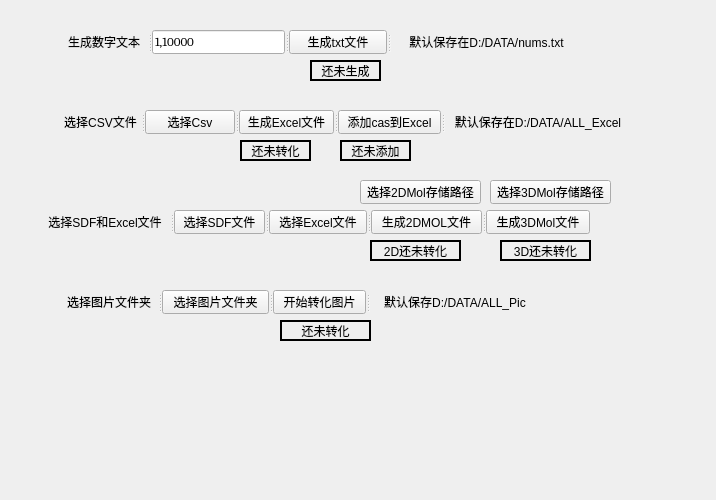
The window that pubchemui.ui (codeking01/Pubchem_Task) describes before a commit, drawn with Qt 5.
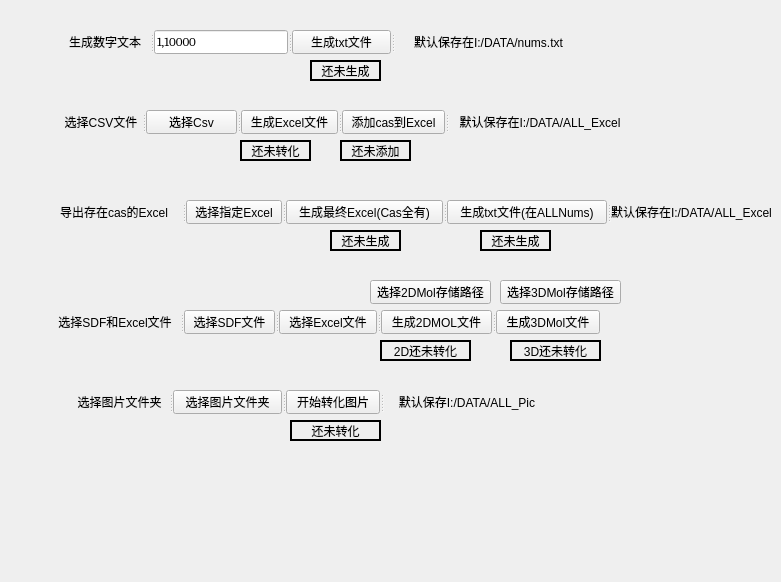
The same window after the commit. Icons and pictures are not drawn.

Diff of the .ui file:
```diff
--- a/pubchemui.ui
+++ b/pubchemui.ui
@@ -6,8 +6,8 @@
    <rect>
     <x>0</x>
     <y>0</y>
-    <width>716</width>
-    <height>500</height>
+    <width>781</width>
+    <height>582</height>
    </rect>
   </property>
   <property name="cursor">
@@ -22,6 +22,11 @@
   <property name="layoutDirection">
    <enum>Qt::LeftToRight</enum>
   </property>
+  <property name="styleSheet">
+   <string notr="true">QWidget#centralwidget{
+border-image: url(&quot;./img/a.jpg&quot;);
+}</string>
+  </property>
   <widget class="QLabel" name="ConvertState">
    <property name="enabled">
     <bool>true</bool>
@@ -53,8 +58,8 @@
   <widget class="QLabel" name="Convert2DState">
    <property name="geometry">
     <rect>
-     <x>370</x>
-     <y>240</y>
+     <x>380</x>
+     <y>340</y>
      <width>91</width>
      <height>21</height>
     </rect>
@@ -81,8 +86,8 @@
   <widget class="QLabel" name="Convert3DState">
    <property name="geometry">
     <rect>
-     <x>500</x>
-     <y>240</y>
+     <x>510</x>
+     <y>340</y>
      <width>91</width>
      <height>21</height>
     </rect>
@@ -137,8 +142,8 @@
   <widget class="QPushButton" name="Save2DMolButton">
    <property name="geometry">
     <rect>
-     <x>360</x>
-     <y>180</y>
+     <x>370</x>
+     <y>280</y>
      <width>121</width>
      <height>24</height>
     </rect>
@@ -150,8 +155,8 @@
   <widget class="QPushButton" name="Save3DMolButton">
    <property name="geometry">
     <rect>
-     <x>490</x>
-     <y>180</y>
+     <x>500</x>
+     <y>280</y>
      <width>121</width>
      <height>24</height>
     </rect>
@@ -163,8 +168,8 @@
   <widget class="QLabel" name="ConvertPicState">
    <property name="geometry">
     <rect>
-     <x>280</x>
-     <y>320</y>
+     <x>290</x>
+     <y>420</y>
      <width>91</width>
      <height>21</height>
     </rect>
@@ -248,7 +253,7 @@
    </widget>
    <widget class="QLabel" name="label_2">
     <property name="text">
-     <string>默认保存在D:/DATA/ALL_Excel</string>
+     <string>默认保存在I:/DATA/ALL_Excel</string>
     </property>
     <property name="alignment">
      <set>Qt::AlignCenter</set>
@@ -258,8 +263,8 @@
   <widget class="QSplitter" name="splitter_2">
    <property name="geometry">
     <rect>
-     <x>40</x>
-     <y>210</y>
+     <x>50</x>
+     <y>310</y>
      <width>550</width>
      <height>24</height>
     </rect>
@@ -322,8 +327,8 @@
   <widget class="QSplitter" name="splitter_4">
    <property name="geometry">
     <rect>
-     <x>60</x>
-     <y>290</y>
+     <x>70</x>
+     <y>390</y>
      <width>480</width>
      <height>24</height>
     </rect>
@@ -356,7 +361,7 @@
    </widget>
    <widget class="QLabel" name="label_5">
     <property name="text">
-     <string>默认保存D:/DATA/ALL_Pic</string>
+     <string>默认保存I:/DATA/ALL_Pic</string>
     </property>
     <property name="alignment">
      <set>Qt::AlignCenter</set>
@@ -438,13 +443,107 @@
    </widget>
    <widget class="QLabel" name="label_7">
     <property name="text">
-     <string>默认保存在D:/DATA/nums.txt</string>
+     <string>默认保存在I:/DATA/nums.txt</string>
     </property>
     <property name="alignment">
      <set>Qt::AlignCenter</set>
     </property>
    </widget>
   </widget>
+  <widget class="QLabel" name="GenFinalExcelState">
+   <property name="enabled">
+    <bool>true</bool>
+   </property>
+   <property name="geometry">
+    <rect>
+     <x>330</x>
+     <y>230</y>
+     <width>71</width>
+     <height>21</height>
+    </rect>
+   </property>
+   <property name="cursor">
+    <cursorShape>ForbiddenCursor</cursorShape>
+   </property>
+   <property name="frameShape">
+    <enum>QFrame::WinPanel</enum>
+   </property>
+   <property name="frameShadow">
+    <enum>QFrame::Plain</enum>
+   </property>
+   <property name="text">
+    <string>还未生成</string>
+   </property>
+   <property name="alignment">
+    <set>Qt::AlignCenter</set>
+   </property>
+  </widget>
+  <widget class="QLabel" name="GenFinalTxtState">
+   <property name="enabled">
+    <bool>true</bool>
+   </property>
+   <property name="geometry">
+    <rect>
+     <x>480</x>
+     <y>230</y>
+     <width>71</width>
+     <height>21</height>
+    </rect>
+   </property>
+   <property name="cursor">
+    <cursorShape>ForbiddenCursor</cursorShape>
+   </property>
+   <property name="frameShape">
+    <enum>QFrame::WinPanel</enum>
+   </property>
+   <property name="frameShadow">
+    <enum>QFrame::Plain</enum>
+   </property>
+   <property name="text">
+    <string>还未生成</string>
+   </property>
+   <property name="alignment">
+    <set>Qt::AlignCenter</set>
+   </property>
+  </widget>
+  <widget class="QSplitter" name="splitter_6">
+   <property name="geometry">
+    <rect>
+     <x>60</x>
+     <y>200</y>
+     <width>732</width>
+     <height>24</height>
+    </rect>
+   </property>
+   <property name="orientation">
+    <enum>Qt::Horizontal</enum>
+   </property>
+   <widget class="QLabel" name="label_8">
+    <property name="text">
+     <string>导出存在cas的Excel</string>
+    </property>
+   </widget>
+   <widget class="QPushButton" name="SelectSpecialExcelBtn">
+    <property name="text">
+     <string>选择指定Excel</string>
+    </property>
+   </widget>
+   <widget class="QPushButton" name="GenFinalExcelButton">
+    <property name="text">
+     <string>生成最终Excel(Cas全有)</string>
+    </property>
+   </widget>
+   <widget class="QPushButton" name="GenSpecialTxtBtn">
+    <property name="text">
+     <string>生成txt文件(在ALLNums)</string>
+    </property>
+   </widget>
+   <widget class="QLabel" name="label_9">
+    <property name="text">
+     <string>默认保存在I:/DATA/ALL_Excel</string>
+    </property>
+   </widget>
+  </widget>
  </widget>
  <resources/>
  <connections/>
```
Left out of the diff: 5 changed lines with no effect on the pictures.
